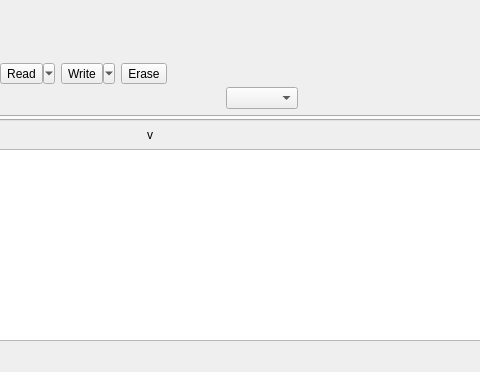
Above: src/LorrisShupito/lorrisshupito.ui from Tasssadar/Lorris before the change; both pictures show x 445 to 925 and y 0 to 372 of the 1205 by 372 pixel window. Below: the same form after it.
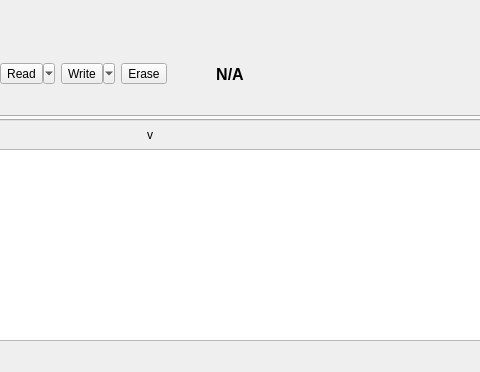
That is the form after the change. Icons and pictures are not drawn.

Commit message: [92] Use QRadioButtons instead of QComboBox for VDD voltage selection. Faster and safer.

What changed in the file:
```diff
--- a/src/LorrisShupito/lorrisshupito.ui
+++ b/src/LorrisShupito/lorrisshupito.ui
@@ -301,7 +301,7 @@
         </widget>
        </item>
        <item>
-        <spacer name="horizontalSpacer_4">
+        <spacer name="horizontalSpacer_5">
          <property name="orientation">
           <enum>Qt::Horizontal</enum>
          </property>
@@ -310,54 +310,62 @@
          </property>
          <property name="sizeHint" stdset="0">
           <size>
-           <width>40</width>
+           <width>10</width>
            <height>20</height>
           </size>
          </property>
         </spacer>
        </item>
        <item>
-        <layout class="QVBoxLayout" name="verticalLayout">
+        <layout class="QHBoxLayout" name="hor_layout">
          <item>
-          <widget class="QLabel" name="vccLabel">
-           <property name="font">
-            <font>
-             <pointsize>12</pointsize>
-             <weight>75</weight>
-             <bold>true</bold>
-            </font>
-           </property>
+          <widget class="QLabel" name="engineLabel">
            <property name="text">
-            <string/>
+            <string notr="true"/>
            </property>
            <property name="alignment">
-            <set>Qt::AlignCenter</set>
+            <set>Qt::AlignLeading|Qt::AlignLeft|Qt::AlignTop</set>
            </property>
           </widget>
          </item>
          <item>
-          <layout class="QHBoxLayout" name="horizontalLayout_2">
-           <item>
-            <widget class="QLabel" name="engineLabel">
-             <property name="text">
-              <string notr="true"/>
-             </property>
-            </widget>
-           </item>
-           <item>
-            <widget class="QComboBox" name="vddBox">
-             <property name="sizeAdjustPolicy">
-              <enum>QComboBox::AdjustToContents</enum>
-             </property>
-             <property name="modelColumn">
-              <number>0</number>
-             </property>
-            </widget>
-           </item>
-          </layout>
+          <layout class="QVBoxLayout" name="vddLayout"/>
          </item>
         </layout>
        </item>
+       <item>
+        <spacer name="horizontalSpacer_4">
+         <property name="orientation">
+          <enum>Qt::Horizontal</enum>
+         </property>
+         <property name="sizeType">
+          <enum>QSizePolicy::Fixed</enum>
+         </property>
+         <property name="sizeHint" stdset="0">
+          <size>
+           <width>20</width>
+           <height>20</height>
+          </size>
+         </property>
+        </spacer>
+       </item>
+       <item>
+        <widget class="QLabel" name="vccLabel">
+         <property name="font">
+          <font>
+           <pointsize>12</pointsize>
+           <weight>75</weight>
+           <bold>true</bold>
+          </font>
+         </property>
+         <property name="text">
+          <string>N/A</string>
+         </property>
+         <property name="alignment">
+          <set>Qt::AlignCenter</set>
+         </property>
+        </widget>
+       </item>
        <item>
         <spacer name="horizontalSpacer_3">
          <property name="orientation">
```
The commit also changes 3 other files.
